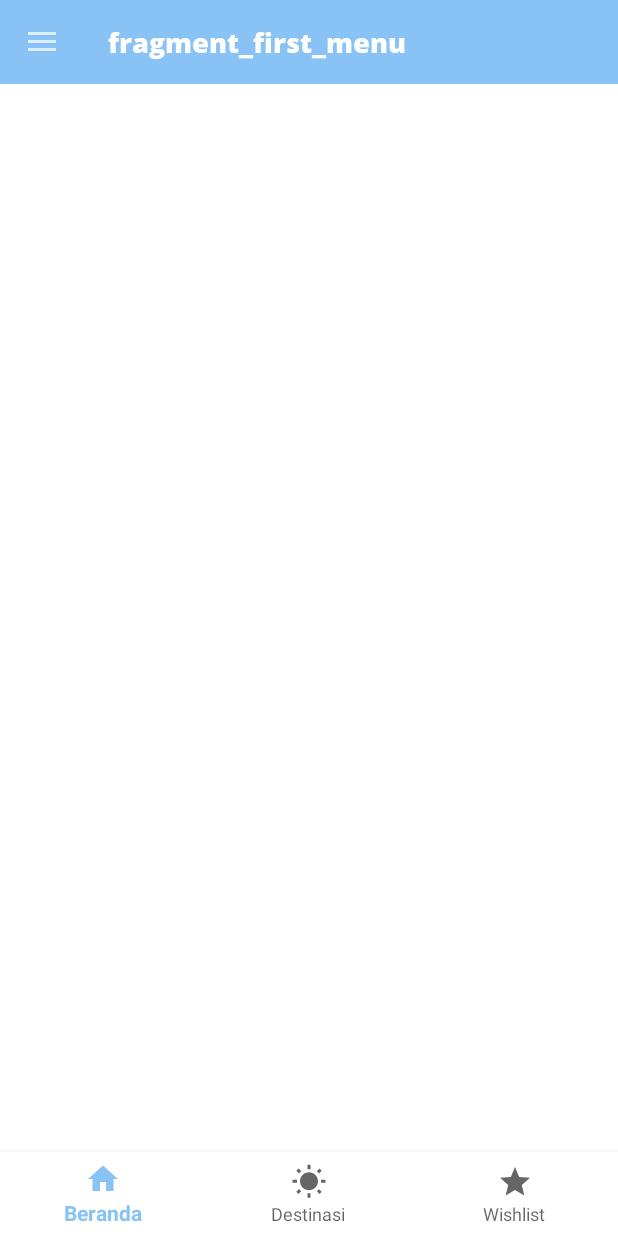
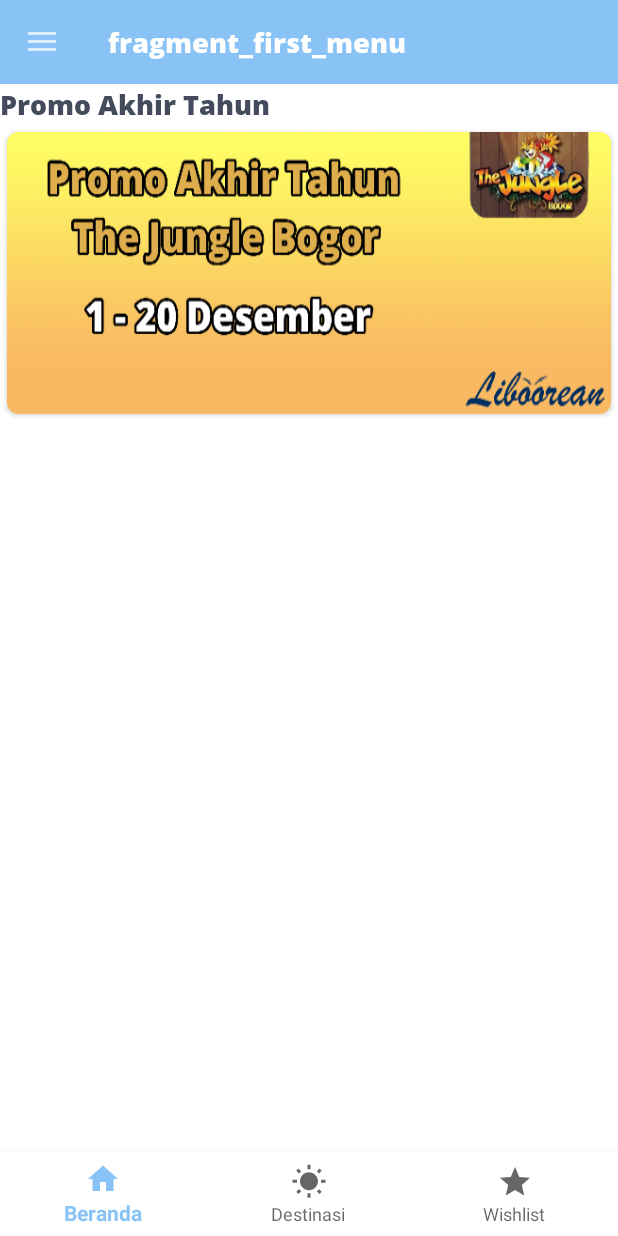
Before and after one commit to ganiaaldi/Liboorean, an Android app: the FirstMenuFragment screen opened directly, with no data from a screen before it, on a phone screen of 412 x 824 dp. Run offline under Robolectric (Android 15) with nearby library versions, the phone set to English and light mode, and no system bars; our stand-ins replace navigation-ui; 2 statements that could not run were skipped.

Commit message:
Fixed RecyclerView Promo

```diff
--- a/app/src/main/java/com/aldi/liboorean/Menu/FirstMenuFragment.kt
+++ b/app/src/main/java/com/aldi/liboorean/Menu/FirstMenuFragment.kt
@@ -7,19 +7,29 @@
 import android.view.LayoutInflater
 import android.view.View
 import android.view.ViewGroup
+import android.widget.LinearLayout
+import androidx.recyclerview.widget.LinearLayoutManager
+import com.aldi.liboorean.Adapter.PromoAdapter
 import com.aldi.liboorean.Interface.ChangeToolbarTitle
+import com.aldi.liboorean.Model.Promo
 
 import com.aldi.liboorean.R
 import kotlinx.android.synthetic.main.fragment_first_menu.*
 
 class FirstMenuFragment : Fragment() {
 
+    private val promoData = arrayListOf(
+        Promo("Raising Arizona", "aa", R.drawable.jungle),
+        Promo("Vampire's Kiss", "bb", R.drawable.hotel_banner),
+        Promo("Con Air", "cc", R.drawable.bk)
+    )
     override fun onCreateView(
         inflater: LayoutInflater, container: ViewGroup?,
         savedInstanceState: Bundle?
     ): View? {
         // Inflate the layout for this fragment
         return inflater.inflate(R.layout.fragment_first_menu, container, false)
+
     }
 
     override fun onViewCreated(view: View, savedInstanceState: Bundle?) {
@@ -27,7 +37,9 @@
         (activity as ChangeToolbarTitle).showToolbar(true)
         (activity as ChangeToolbarTitle).updateTitle("Beranda")
 
-       val rvPromoo = rvPromo
-        rvPromoo.setHasFixedSize(true)
+        rvPromo.apply {
+            layoutManager = LinearLayoutManager(activity, LinearLayout.HORIZONTAL, false)
+            adapter = PromoAdapter(promoData)
+        }
     }
 }
--- a/app/src/main/res/layout/fragment_first_menu.xml
+++ b/app/src/main/res/layout/fragment_first_menu.xml
@@ -6,12 +6,22 @@
         android:layout_width="match_parent"
         android:layout_height="match_parent"
         tools:context=".Menu.FirstMenuFragment"
+        android:orientation="vertical"
 android:background="@color/white">
+
+    <androidx.appcompat.widget.AppCompatTextView
+            android:layout_width="wrap_content"
+            android:layout_height="wrap_content"
+            android:text="Promo Akhir Tahun"
+            style="@style/MediumDarkBoldText"
+            android:id="@+id/tvPromo"
+    />
     <androidx.recyclerview.widget.RecyclerView
             android:id="@+id/rvPromo"
+            android:layout_below="@id/tvPromo"
             android:layout_width="match_parent"
             android:layout_height="wrap_content"
-    android:orientation="horizontal"
+             android:orientation="horizontal"
             tools:listitem="@layout/item_promo"/>
 
 
--- a/app/src/main/res/layout/item_promo.xml
+++ b/app/src/main/res/layout/item_promo.xml
@@ -11,15 +11,15 @@
 
     <LinearLayout
             android:layout_width="match_parent"
-            android:layout_height="200dp"
+            android:layout_height="match_parent"
             android:background="@color/colorAccent"
             android:orientation="vertical">
 
         <androidx.appcompat.widget.AppCompatImageView
                 android:id="@+id/imageViewPromo"
                 android:layout_width="match_parent"
-                android:layout_height="200dp"
-                android:scaleType="centerCrop"
+                android:layout_height="match_parent"
+                android:scaleType="fitXY"
                  />
 
     </LinearLayout>
--- a/app/src/main/res/values/styles.xml
+++ b/app/src/main/res/values/styles.xml
@@ -34,6 +34,12 @@
         <item name="android:textColor">@color/colorDark</item>
     </style>
 
+    <style name="MediumDarkBoldText" parent="TextAppearance.AppCompat">
+        <item name="android:fontFamily">@font/opensans_bold</item>
+        <item name="android:textSize">18sp</item>
+        <item name="android:textColor">@color/colorDark</item>
+    </style>
+
     <style name="DarkRegularText" parent="TextAppearance.AppCompat">
         <item name="android:fontFamily">@font/opensans_regular</item>
         <item name="android:textSize">16sp</item>
```
Also changed, not shown: app/src/main/java/com/aldi/liboorean/Object/PromoData.kt (deleted, +0 -33 lines).
